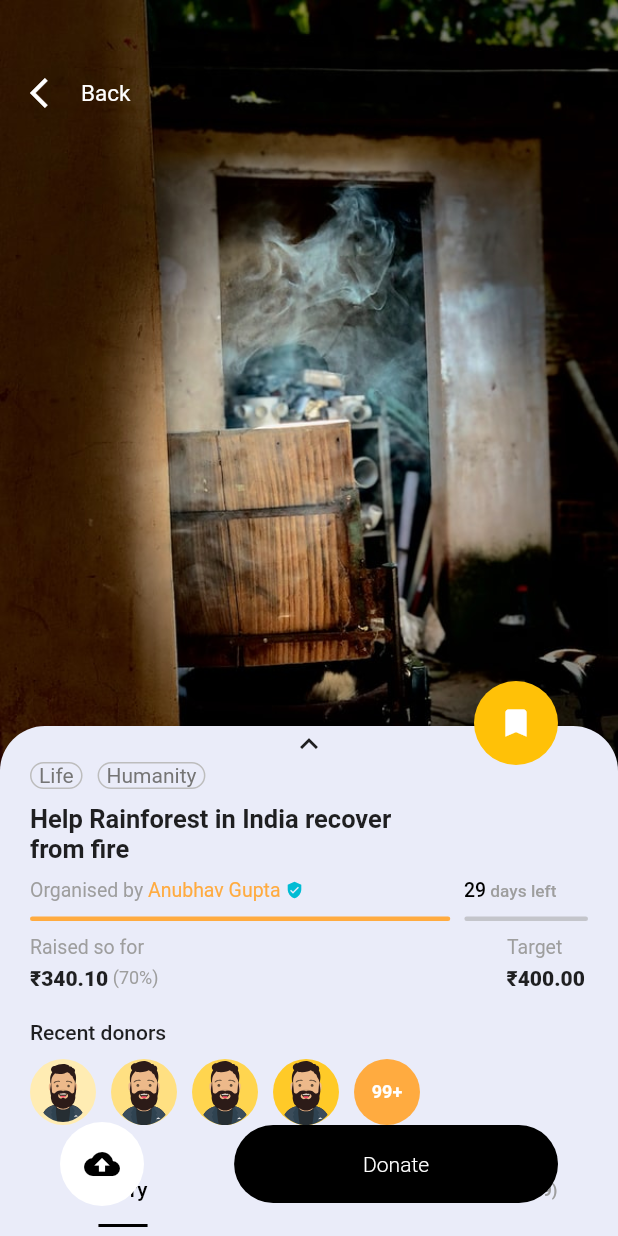
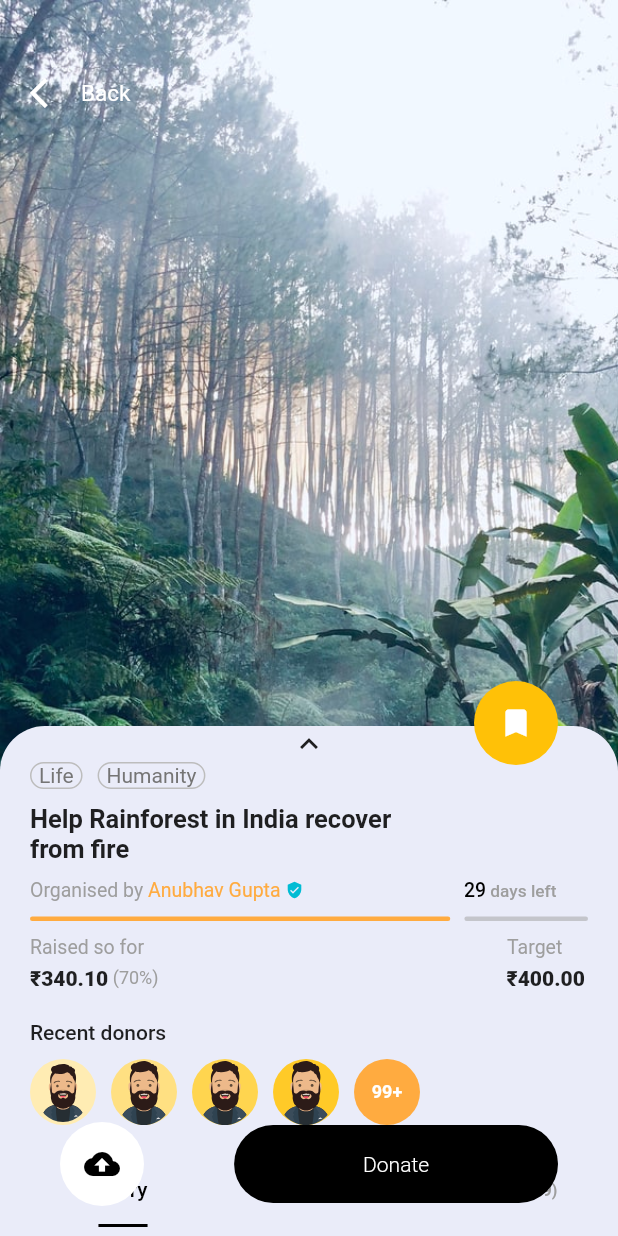
Before and after one commit to Devang2010/fd_app, a Flutter app: the DetailScreen screen opened directly, on a phone screen of 412 x 824 dp. Run offline on Flutter 3.47's test engine with Material 2 defaults, Android fonts, the phone set to English and light mode, and no system bars; our stand-ins replace flutter_svg.

```diff
--- a/lib/screens/details/components/backimage.dart
+++ b/lib/screens/details/components/backimage.dart
@@ -11,7 +11,7 @@ class BackImage extends StatelessWidget {
   @override
   Widget build(BuildContext context) {
     List images = [
-      'assets/images/img2.jpg',
+      'assets/images/img5.jpg',
       'assets/images/img1.jpg',
       'assets/images/moon1.jpg',
       'assets/images/img4.jpg',
```
